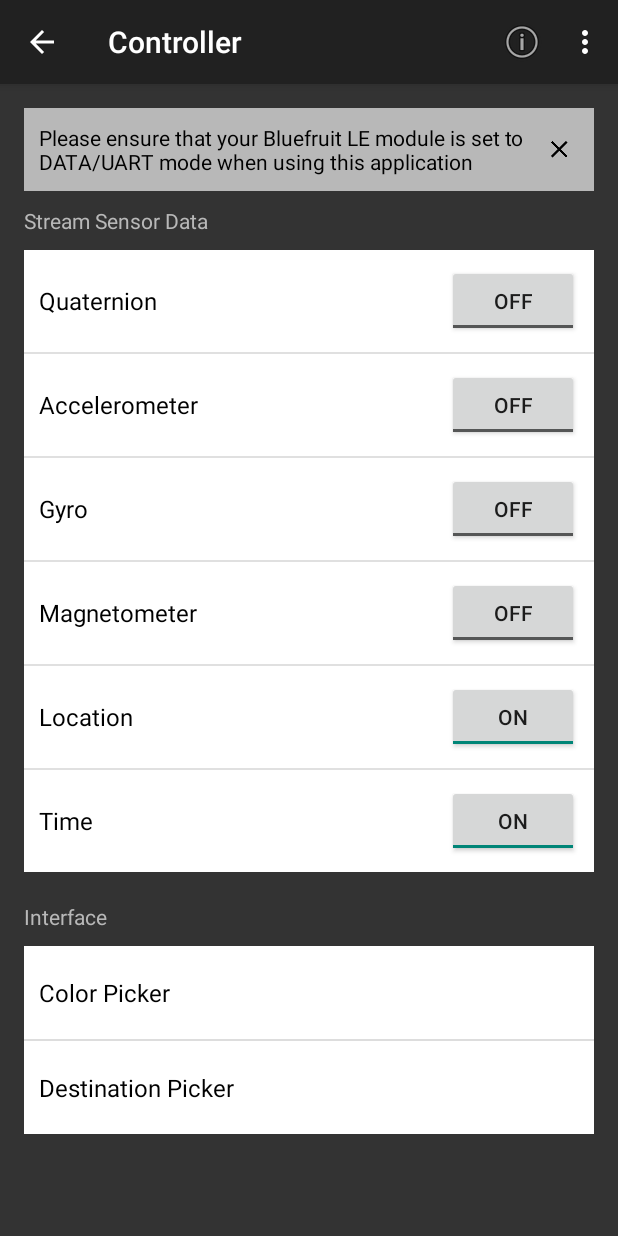
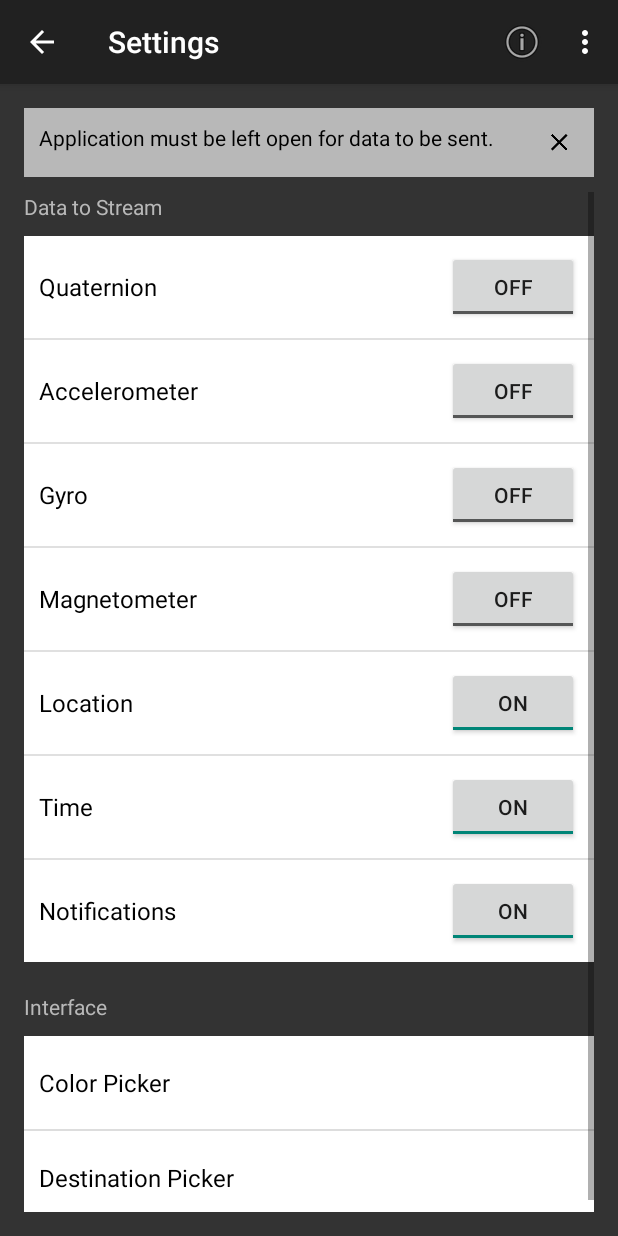
Before and after one commit to fridgecow/SmartShoe, an Android app: the ControllerActivity screen opened directly, with no data from a screen before it, on a phone screen of 412 x 824 dp. Run offline under Robolectric (Android 15) with nearby library versions, the phone set to English and light mode, and no system bars; libraries missing offline, so code that uses them is left out: org.eclipse.paho.

Commit message:
Notifications are now sent over BLE. I haven't reverted the Color Picker yet.
Signed-off-by: fridgecow <tcbenn@fridgecow.com>

```diff
--- a/Android App/app/src/main/java/com/adafruit/bluefruit/le/connect/app/ControllerActivity.java
+++ b/Android App/app/src/main/java/com/adafruit/bluefruit/le/connect/app/ControllerActivity.java
@@ -72,7 +72,8 @@ public class ControllerActivity extends UartInterfaceActivity implements BleMana
     private static final int kSensorType_Magnetometer = 3;
     private static final int kSensorType_Location = 4;
     private static final int kSensorType_Time = 5;
-    private static final int kNumSensorTypes = 6;
+    private static final int kSensorType_Notify = 6;
+    private static final int kNumSensorTypes = 7;
 
     // UI
     private ExpandableHeightExpandableListView mControllerListView;
@@ -98,6 +99,7 @@ public class ControllerActivity extends UartInterfaceActivity implements BleMana
 
     private DataFragment mRetainedDataFragment;
     private NotificationReceiver nReceiver;
+    private boolean NotificationReceived = false;
 
     @Override
     protected void onCreate(Bundle savedInstanceState) {
@@ -226,10 +228,14 @@ public class ControllerActivity extends UartInterfaceActivity implements BleMana
     private Runnable mPeriodicallySendData = new Runnable() {
         @Override
         public void run() { //Runs in a seperate thread, sends data.
-            final String[] prefixes = {"!Q", "!A", "!G", "!M", "!L", "!T"};     // same order that kSensorType
+            final String[] prefixes = {"!Q", "!A", "!G", "!M", "!L", "!T", "!N"};     // same order that kSensorType
 
             //Update time
-            mSensorData[kSensorType_Time].values = new float[]{(float) (Calendar.HOUR * 100), (float) (Calendar.MINUTE)};
+            mSensorData[kSensorType_Time].values = new float[]{Calendar.HOUR, Calendar.MINUTE};
+
+            //Update notifications
+            mSensorData[kSensorType_Notify].values = new float[]{ NotificationReceived ? 1 : 0 };
+            NotificationReceived = false;
 
             for (int i = 0; i < mSensorData.length; i++) {
                 SensorData sensorData = mSensorData[i];
@@ -710,6 +716,7 @@ public class ControllerActivity extends UartInterfaceActivity implements BleMana
             }
             mSensorData[4].enabled = true; //Enable location by default.
             mSensorData[5].enabled = true; //Enable clock by default.
+            mSensorData[6].enabled = true; //Enable notifications by default.
 
         } else {
             // Restore status
@@ -732,6 +739,10 @@ public class ControllerActivity extends UartInterfaceActivity implements BleMana
             String temp = intent.getStringExtra("notification_event") + "\n";
             Log.d(TAG, temp);
             txtView.setText(temp);
+
+            if(temp.indexOf("onNotificationPosted :") == 0) { //New notification
+                NotificationReceived = true;
+            }
         }
     }
 }
--- a/Android App/app/src/main/res/values/strings.xml
+++ b/Android App/app/src/main/res/values/strings.xml
@@ -2,8 +2,8 @@
 <resources>
 
     <!-- General -->
-    <string name="app_name">Bluefruit LE</string>
-    <string name="app_full_name">Bluefruit LE Connect</string>
+    <string name="app_name">SmartShoe</string>
+    <string name="app_full_name">SmartShoe Connector</string>
     <string name="action_info">Info</string>
     <string name="action_mqttsettings">MQTT</string>
     <string name="action_settings">Settings</string>
@@ -118,9 +118,9 @@
     <string name="pinio_help_title">Pin I/O Help</string>
 
     <!-- Controller Activity -->
-    <string name="title_activity_controller">Controller</string>
-    <string name="controller_uartwarning">Please ensure that your Bluefruit LE module is set to DATA/UART mode when using this application</string>
-    <string name="controller_sectiontitle_stream">Stream Sensor Data</string>
+    <string name="title_activity_controller">Settings</string>
+    <string name="controller_uartwarning">Application must be left open for data to be sent.</string>
+    <string name="controller_sectiontitle_stream">Data to Stream</string>
     <string name="controller_sectiontitle_interface">Interface</string>
     <string name="controller_help_title">Controller Help</string>
     <string name="controller_location_unknown">Waiting for location data...</string>
@@ -133,6 +133,7 @@
         <item>Magnetometer</item>
         <item>Location</item>
         <item>Time</item>
+        <item>Notifications</item>
     </string-array>
 
     <string-array name="controller_interface_items">
```
